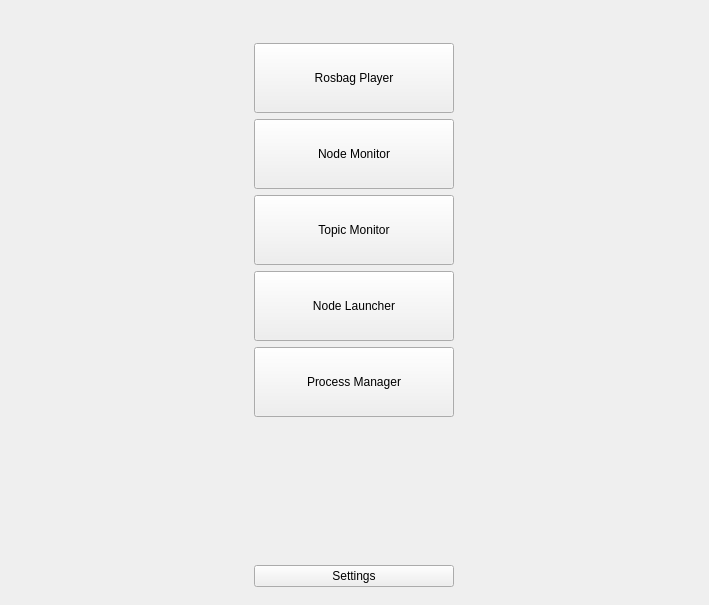
Before: the Qt Designer form ui/main.ui in yyamazaki933/rosif, drawn with Qt 5.
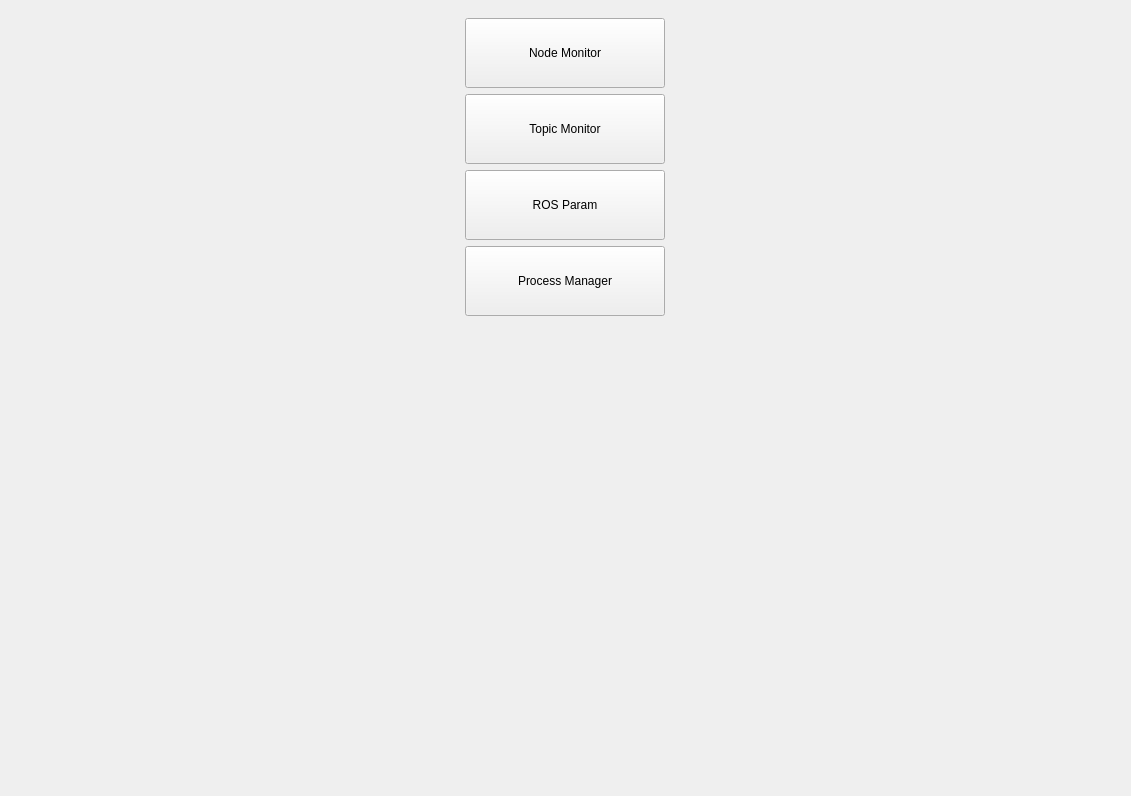
After: the same form once the commit is applied. Icons and pictures are not drawn.

The edit to the form file:
```diff
--- a/ui/main.ui
+++ b/ui/main.ui
@@ -6,8 +6,8 @@
    <rect>
     <x>0</x>
     <y>0</y>
-    <width>709</width>
-    <height>605</height>
+    <width>1131</width>
+    <height>796</height>
    </rect>
   </property>
   <property name="windowTitle">
@@ -30,63 +30,6 @@
        </sizepolicy>
       </property>
       <layout class="QVBoxLayout" name="verticalLayout_2">
-       <item alignment="Qt::AlignHCenter">
-        <widget class="QLabel" name="label_3">
-         <property name="sizePolicy">
-          <sizepolicy hsizetype="Preferred" vsizetype="Preferred">
-           <horstretch>0</horstretch>
-           <verstretch>0</verstretch>
-          </sizepolicy>
-         </property>
-         <property name="maximumSize">
-          <size>
-           <width>150</width>
-           <height>40</height>
-          </size>
-         </property>
-         <property name="pixmap">
-          <pixmap>logo-white.png</pixmap>
-         </property>
-         <property name="scaledContents">
-          <bool>true</bool>
-         </property>
-        </widget>
-       </item>
-       <item>
-        <spacer name="verticalSpacer_2">
-         <property name="orientation">
-          <enum>Qt::Vertical</enum>
-         </property>
-         <property name="sizeType">
-          <enum>QSizePolicy::Fixed</enum>
-         </property>
-         <property name="sizeHint" stdset="0">
-          <size>
-           <width>0</width>
-           <height>5</height>
-          </size>
-         </property>
-        </spacer>
-       </item>
-       <item>
-        <widget class="QPushButton" name="pb_player">
-         <property name="sizePolicy">
-          <sizepolicy hsizetype="Preferred" vsizetype="Fixed">
-           <horstretch>0</horstretch>
-           <verstretch>0</verstretch>
-          </sizepolicy>
-         </property>
-         <property name="minimumSize">
-          <size>
-           <width>200</width>
-           <height>70</height>
-          </size>
-         </property>
-         <property name="text">
-          <string>Rosbag Player</string>
-         </property>
-        </widget>
-       </item>
        <item>
         <widget class="QPushButton" name="pb_nodemon">
          <property name="sizePolicy">
@@ -126,13 +69,7 @@
         </widget>
        </item>
        <item>
-        <widget class="QPushButton" name="pb_launcher">
-         <property name="sizePolicy">
-          <sizepolicy hsizetype="Preferred" vsizetype="Fixed">
-           <horstretch>0</horstretch>
-           <verstretch>0</verstretch>
-          </sizepolicy>
-         </property>
+        <widget class="QPushButton" name="pb_param">
          <property name="minimumSize">
           <size>
            <width>200</width>
@@ -140,7 +77,7 @@
           </size>
          </property>
          <property name="text">
-          <string>Node Launcher</string>
+          <string>ROS Param</string>
          </property>
         </widget>
        </item>
@@ -176,13 +113,6 @@
          </property>
         </spacer>
        </item>
-       <item>
-        <widget class="QPushButton" name="pb_setting">
-         <property name="text">
-          <string>Settings</string>
-         </property>
-        </widget>
-       </item>
       </layout>
      </widget>
     </item>
```
